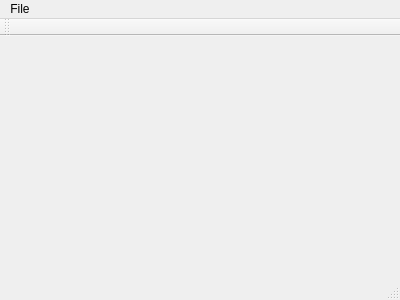
Qt form AutoRigReset/mainwindow.ui (P1nkL1on/QtSerious) before a commit.
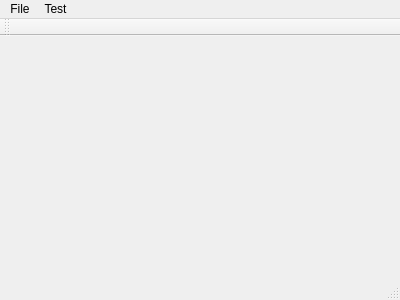
The same form after that commit.

What changed in the file:
```diff
--- a/AutoRigReset/mainwindow.ui
+++ b/AutoRigReset/mainwindow.ui
@@ -30,8 +30,16 @@
     <addaction name="actionLoad_Rig"/>
     <addaction name="actionLoad_Guad"/>
     <addaction name="actionLoad_Ivan_Sergeich"/>
+    <addaction name="actionLoad_Hand"/>
+   </widget>
+   <widget class="QMenu" name="menuTest">
+    <property name="title">
+     <string>Test</string>
+    </property>
+    <addaction name="actionTransformMesh"/>
    </widget>
    <addaction name="menuFile"/>
+   <addaction name="menuTest"/>
   </widget>
   <widget class="QToolBar" name="mainToolBar">
    <attribute name="toolBarArea">
```
Left out of the diff: 16 changed lines with no effect on the pictures.
